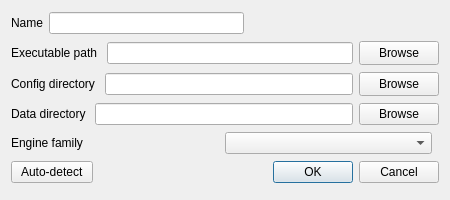
This is Forms/EngineDialog.ui in Youda008/DoomRunner as Qt 5 draws it before an edit. The edited form follows.
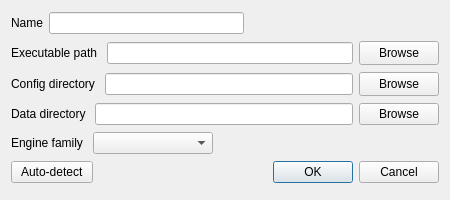
This is the edited form. Icons and pictures are not drawn.

Commit message: removed HTML tags from the trivial description of some UI elements and other UI fixes

```diff
--- a/Forms/EngineDialog.ui
+++ b/Forms/EngineDialog.ui
@@ -177,6 +177,12 @@
        <property name="orientation">
         <enum>Qt::Horizontal</enum>
        </property>
+       <property name="sizeHint" stdset="0">
+        <size>
+         <width>0</width>
+         <height>0</height>
+        </size>
+       </property>
       </spacer>
      </item>
     </layout>
```
Left out of the diff: 8 changed lines with no effect on the pictures. The commit also changes 6 other files.
